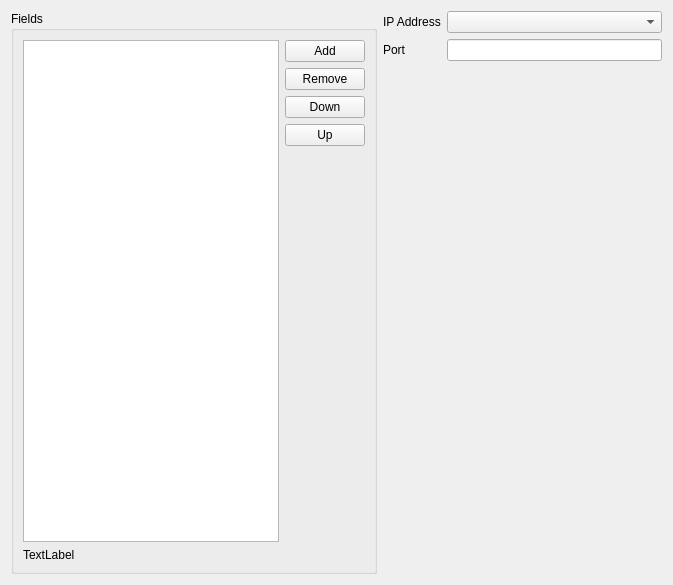
asit-dhal/LogViewer, file projectattributeswizardpage.ui: the form before one commit.
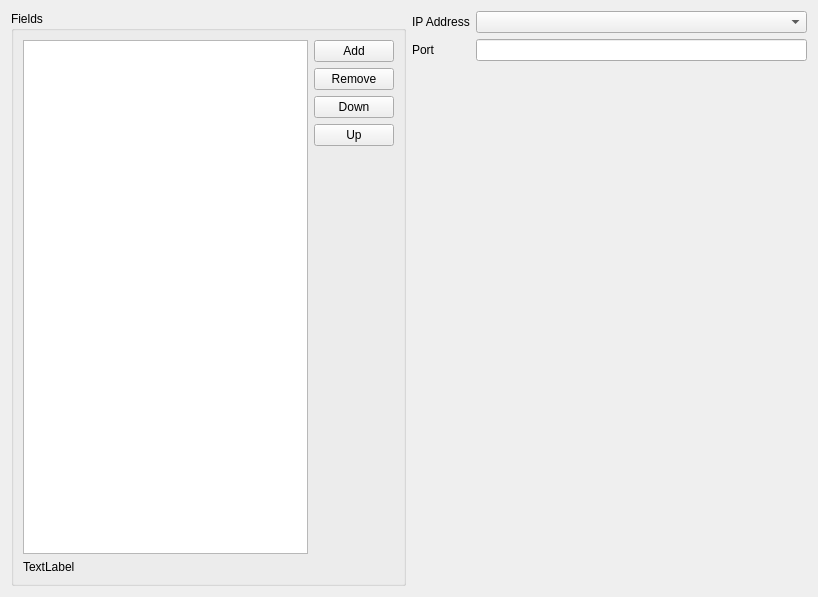
The form after the commit.

Diff of the .ui file:
```diff
--- a/projectattributeswizardpage.ui
+++ b/projectattributeswizardpage.ui
@@ -6,8 +6,8 @@
    <rect>
     <x>0</x>
     <y>0</y>
-    <width>673</width>
-    <height>585</height>
+    <width>818</width>
+    <height>597</height>
    </rect>
   </property>
   <property name="windowTitle">
@@ -26,10 +26,13 @@
       <string>Fields</string>
      </property>
      <layout class="QHBoxLayout" name="horizontalLayout">
+      <property name="sizeConstraint">
+       <enum>QLayout::SetMaximumSize</enum>
+      </property>
       <item>
        <layout class="QVBoxLayout" name="verticalLayout_3">
         <item>
-         <widget class="QTableWidget" name="fieldsTableWidget"/>
+         <widget class="QTableView" name="fieldTableView"/>
         </item>
         <item>
          <widget class="QLabel" name="errorLabel">
@@ -90,6 +93,9 @@
    </item>
    <item>
     <layout class="QVBoxLayout" name="verticalLayout_2">
+     <property name="sizeConstraint">
+      <enum>QLayout::SetMinimumSize</enum>
+     </property>
      <item>
       <layout class="QFormLayout" name="formLayout">
        <item row="0" column="0">
```
